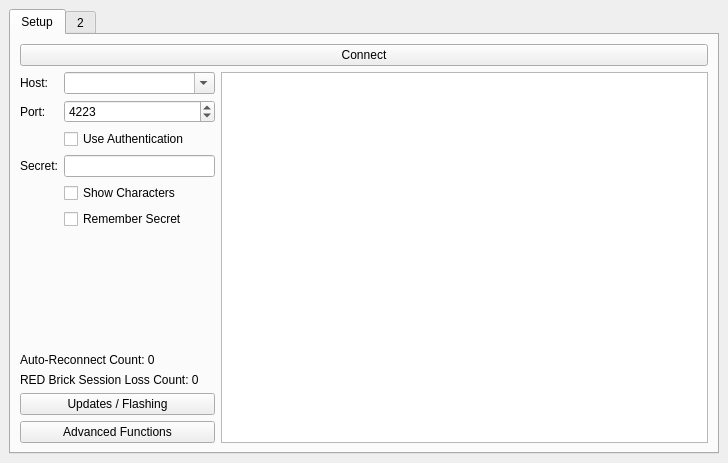
Old version of the form src/brickv/ui/mainwindow.ui in the repository Tinkerforge/brickv.
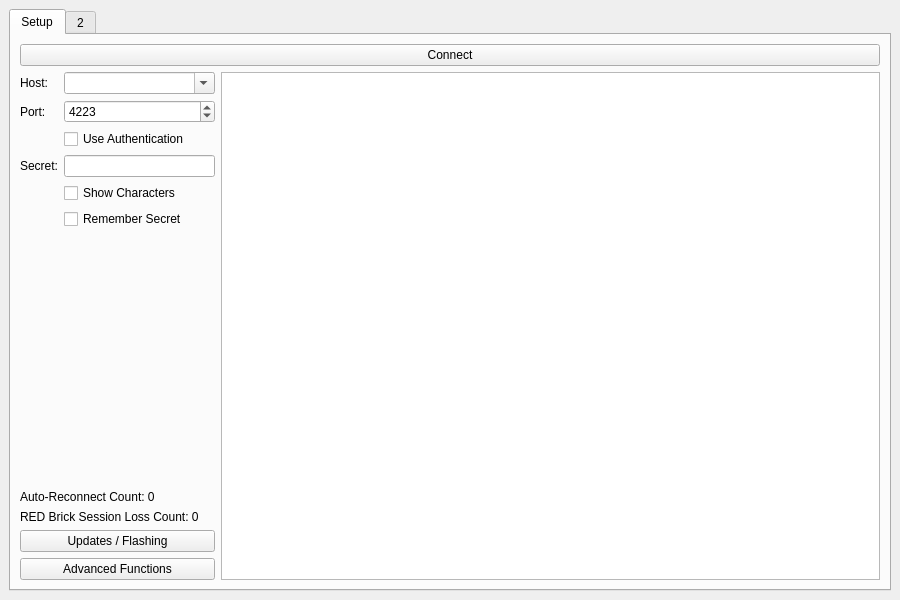
New version of the form.

Commit message: Add position column to main device tree

```diff
--- a/src/brickv/ui/mainwindow.ui
+++ b/src/brickv/ui/mainwindow.ui
@@ -6,8 +6,8 @@
    <rect>
     <x>0</x>
     <y>0</y>
-    <width>728</width>
-    <height>463</height>
+    <width>900</width>
+    <height>600</height>
    </rect>
   </property>
   <property name="windowTitle">
```
The commit also changes 1 other file.
